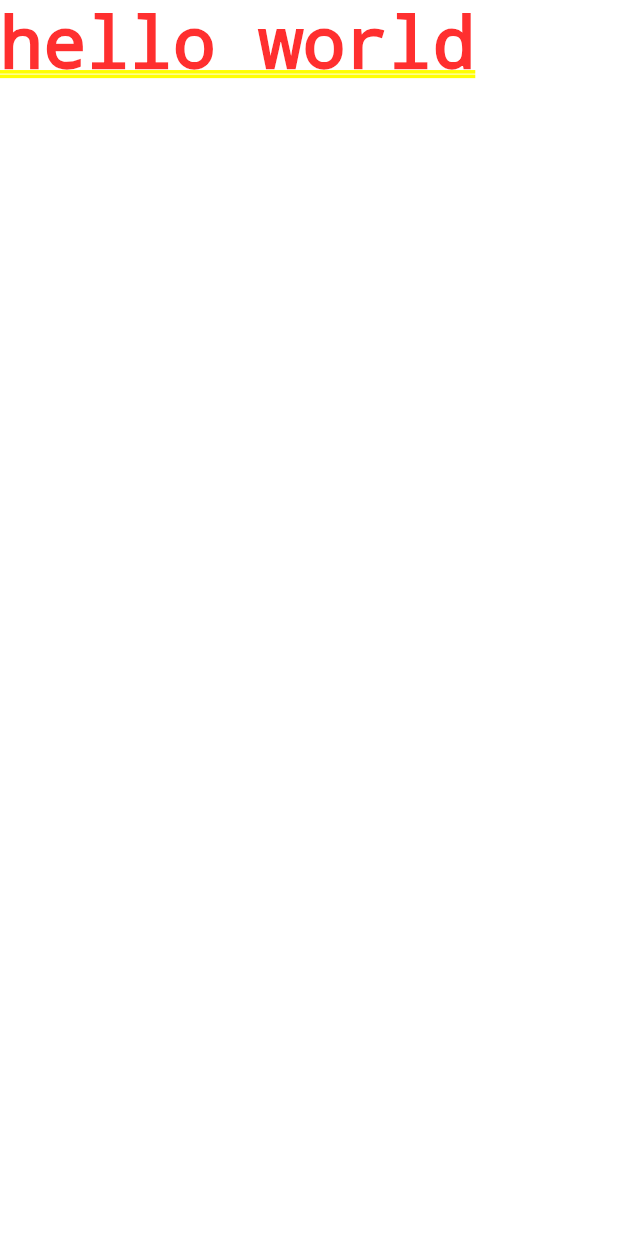
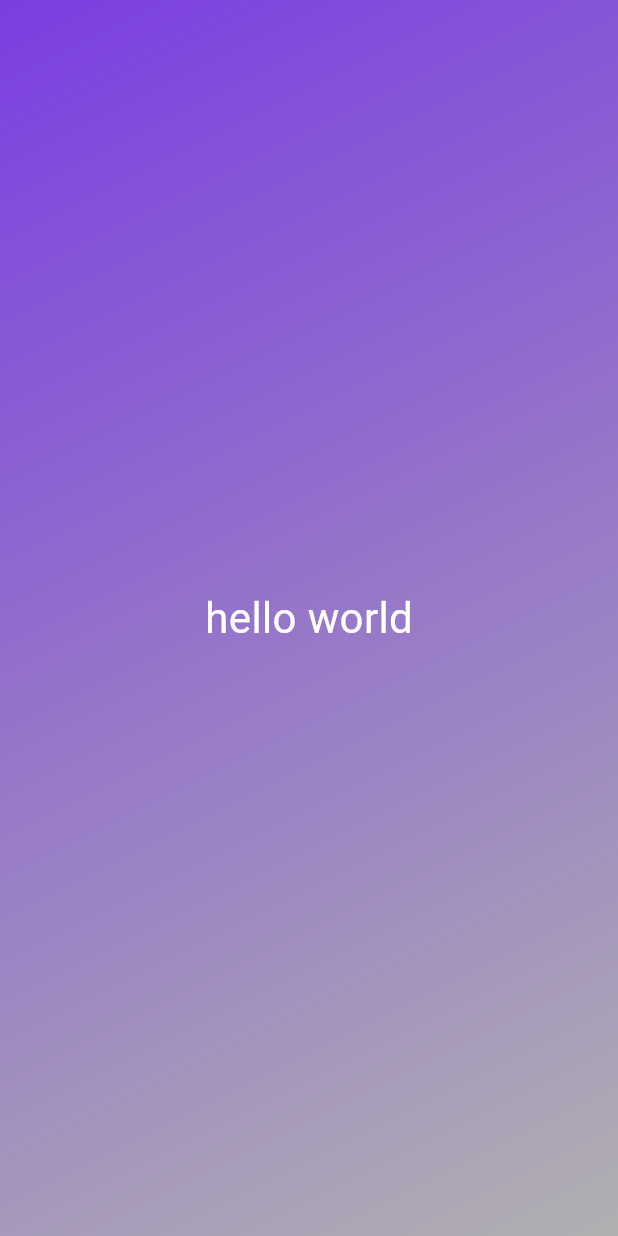
Before and after one commit to miyamoto012/20231126_Flutter, a Flutter app: the screen it shows after launch, on a phone screen of 412 x 824 dp. Run offline on Flutter 3.47's test engine with Material 3 defaults, Android fonts, the phone set to English and light mode, and no system bars.

Commit message:
自作クラスの作成及びファイルの分割

```diff
--- /dev/null
+++ b/lib/gradient_container.dart
@@ -0,0 +1,30 @@
+import 'package:flutter/material.dart';
+
+class GradientContainer extends StatelessWidget {
+  const GradientContainer({super.key});
+
+  @override
+  Widget build(context) {
+    return Container(
+      decoration: const BoxDecoration(
+        gradient: LinearGradient(
+          colors: [
+            Color.fromARGB(255, 122, 62, 225),
+            Color.fromARGB(255, 177, 176, 177),
+          ],
+          begin: Alignment.topLeft,
+          end: Alignment.bottomRight,
+        ),
+      ),
+      child: const Center(
+        child: Text(
+          'hello world',
+          style: TextStyle(
+            color: Colors.white,
+            fontSize: 28.0,
+          ),
+        ),
+      ),
+    );
+  }
+}
--- a/lib/main.dart
+++ b/lib/main.dart
@@ -1,5 +1,12 @@
 import 'package:flutter/material.dart';
+import 'package:first_app/gradient_container.dart';
 
 void main() {
-  runApp(MaterialApp(home: Text('hello world')));
+  runApp(
+    const MaterialApp(
+      home: Scaffold(
+        body: GradientContainer(),
+      ),
+    ),
+  );
 }
```
